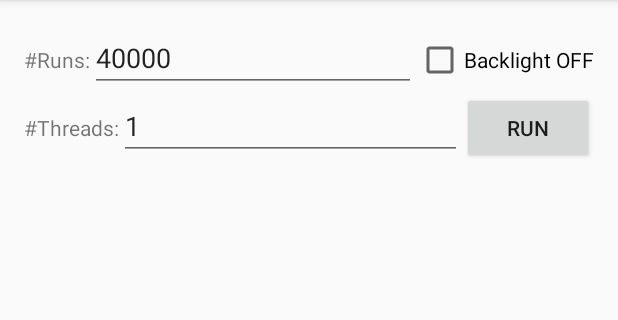
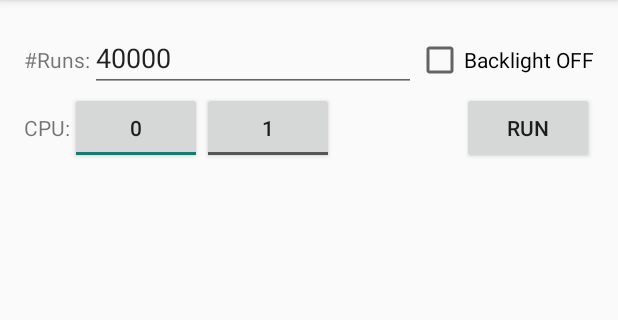
Before and after one commit to tomari/NDKdhry, an Android app: the screen it shows after launch (MainActivity), after a tap on "RUN", on a phone screen of 412 x 824 dp, the part 84-404 px from its top. Run offline under Robolectric (Android 15) with nearby library versions, the phone set to English and light mode, and no system bars; 6 statements that could not run were skipped.

Commit message:
Show CPU core selection instead of asking for thread count

```diff
--- a/app/src/main/java/com/example/ndkdhryv7/MainActivity.java
+++ b/app/src/main/java/com/example/ndkdhryv7/MainActivity.java
@@ -18,9 +18,11 @@ import android.view.inputmethod.InputMethodManager;
 import android.widget.Button;
 import android.widget.CheckBox;
 import android.widget.EditText;
+import android.widget.LinearLayout;
 import android.widget.ScrollView;
 import android.widget.TextView;
 import android.widget.Toast;
+import android.widget.ToggleButton;
 
 public class MainActivity extends Activity {
 	private DhryThread dThread = null;
@@ -29,6 +31,7 @@ public class MainActivity extends Activity {
 	private final String SAVELABEL_NRUNS="nrun";
 	private final String SAVELABEL_SCROLLPOS="scrpos";
 	private float savedScreenBrightness=-1.f;
+	private ToggleButton cpusw[];
 
     @Override
     protected void onCreate(Bundle savedInstanceState) {
@@ -46,6 +49,7 @@ public class MainActivity extends Activity {
 				return true;
 			}
 		});
+		prepareCPUswitches();
 		if(savedInstanceState!=null) {
 			lField.setText(savedInstanceState.getCharSequence(SAVELABEL_RUNLOGS));
 			rField.setText(savedInstanceState.getCharSequence(SAVELABEL_NRUNS));
@@ -85,6 +89,22 @@ public class MainActivity extends Activity {
 		return sb.toString();
 	}
 
+	private void prepareCPUswitches() {
+		int np=Runtime.getRuntime().availableProcessors();
+		cpusw=new ToggleButton[np];
+		LinearLayout cpuSwBox=(LinearLayout) findViewById(R.id.cpusScrollView);
+		for(int i=0; i<np; i++) {
+			ToggleButton t=new ToggleButton(this);
+			String labeli=Integer.toString(i);
+			t.setTextOn(labeli);
+			t.setTextOff(labeli);
+			t.setText(labeli);
+			if(i==0) { t.setChecked(true); }
+			cpusw[i]=t;
+			cpuSwBox.addView(t);
+		}
+	}
+
 	@Override
 	public void onSaveInstanceState(Bundle savedInstanceState) {
 		TextView lField=(TextView) findViewById(R.id.logField);
@@ -114,7 +134,7 @@ public class MainActivity extends Activity {
 		}
     	if(dThread==null) {
     		long nLoops=getNumFromField(R.id.numRun);
-    		int nThreads=(int) getNumFromField(R.id.numThreads);
+    		int nThreads=1; //(int) getNumFromField(R.id.numThreads);
     		if(nLoops<1 || nThreads<1) {
     			Toast.makeText(getApplicationContext(), R.string.invalid_input, Toast.LENGTH_SHORT).show();
     	    	setRunButtonState(false);
@@ -146,7 +166,7 @@ public class MainActivity extends Activity {
 		EditText rField=(EditText) findViewById(fldId);
     	long nLoops;
     	try {
-    		nLoops=Long.valueOf(rField.getText().toString()).longValue();
+    		nLoops=Long.valueOf(rField.getText().toString());
     	} catch (NumberFormatException e) {
     		nLoops=-1;
     	}
@@ -155,18 +175,20 @@ public class MainActivity extends Activity {
     private void setRunButtonState(boolean isAbort) {
     	Button rButton=(Button) findViewById(R.id.button1);
     	EditText rField=(EditText) findViewById(R.id.numRun);
-    	EditText tField=(EditText) findViewById(R.id.numThreads);
+    	//EditText tField=(EditText) findViewById(R.id.numThreads);
     	int newText=isAbort?R.string.abort_dhry:R.string.run_dhrystone;
     	rButton.setText(newText);
     	// JNI was not interruptible. Sorry.
     	//rButton.setEnabled(!isAbort);
     	rField.setEnabled(!isAbort);
-    	tField.setEnabled(!isAbort);
+    	//tField.setEnabled(!isAbort);
     }
 	private void hideKeyboard() {
 		InputMethodManager imm=(InputMethodManager) getSystemService(Context.INPUT_METHOD_SERVICE);
 		if(imm!=null) {
-			imm.hideSoftInputFromWindow(getCurrentFocus().getWindowToken(),InputMethodManager.HIDE_NOT_ALWAYS);
+			try {
+				imm.hideSoftInputFromWindow(getCurrentFocus().getWindowToken(), InputMethodManager.HIDE_NOT_ALWAYS);
+			} catch (NullPointerException ignored) {} // getWindowToken can be null
 		}
 	}
 }
--- a/app/src/main/res/layout/activity_main.xml
+++ b/app/src/main/res/layout/activity_main.xml
@@ -40,7 +40,8 @@
             android:layout_height="wrap_content"
             android:text="@string/backlight_off" />
     </LinearLayout>
-	<LinearLayout
+
+    <LinearLayout
 		android:id="@+id/linearLayout2"
 		android:layout_width="wrap_content"
 		android:layout_height="wrap_content"
@@ -52,16 +53,22 @@
 			android:layout_width="wrap_content"
 			android:layout_height="wrap_content"
 			android:text="@string/num_threads" />
-		<EditText
-			android:id="@+id/numThreads"
-			android:layout_width="0dp"
-			android:layout_height="wrap_content"
-			android:layout_weight="1"
-			android:ems="10"
-			android:imeOptions="actionGo"
-			android:inputType="number"
-			android:text="@string/default_num_threads" />
-		<Button
+
+        <HorizontalScrollView
+            android:layout_width="0dp"
+            android:layout_height="wrap_content"
+            android:layout_weight="1"
+            android:fillViewport="false">
+            <LinearLayout
+                android:layout_width="wrap_content"
+                android:layout_height="wrap_content"
+                android:id="@+id/cpusScrollView"
+                android:orientation="horizontal">
+
+            </LinearLayout>
+        </HorizontalScrollView>
+
+        <Button
 			android:id="@+id/button1"
 			android:layout_width="wrap_content"
 			android:layout_height="wrap_content"
--- a/app/src/main/res/values/strings.xml
+++ b/app/src/main/res/values/strings.xml
@@ -4,7 +4,7 @@
     <string name="app_name">Dhrystone</string>
     <string name="run_dhrystone">Run</string>
     <string name="num_runs">#Runs:</string>
-	<string name="num_threads">#Threads:</string>
+	<string name="num_threads">CPU:</string>
     <string name="action_settings">Settings</string>
     <string name="default_num_runs">40000</string>
 	<string name="default_num_threads">1</string>
```
